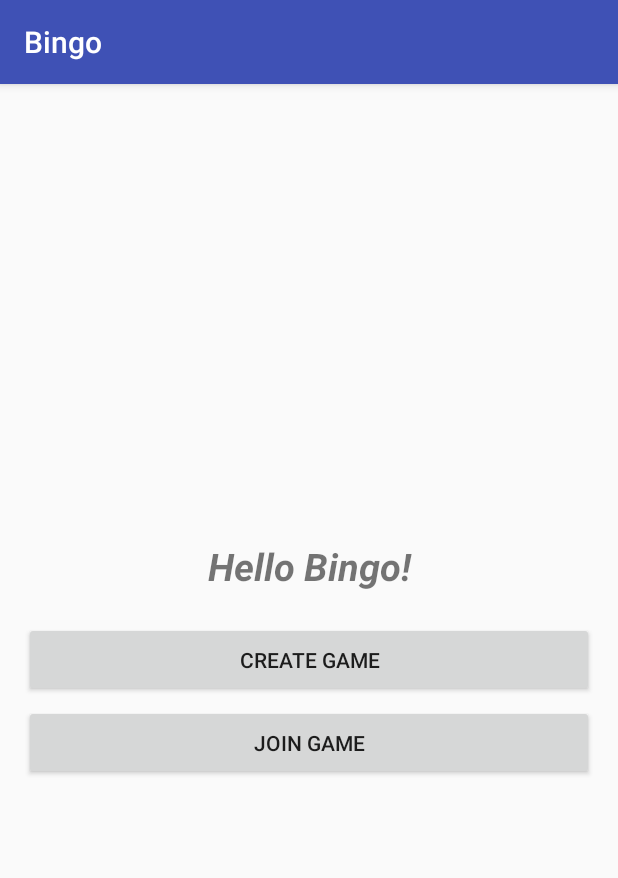
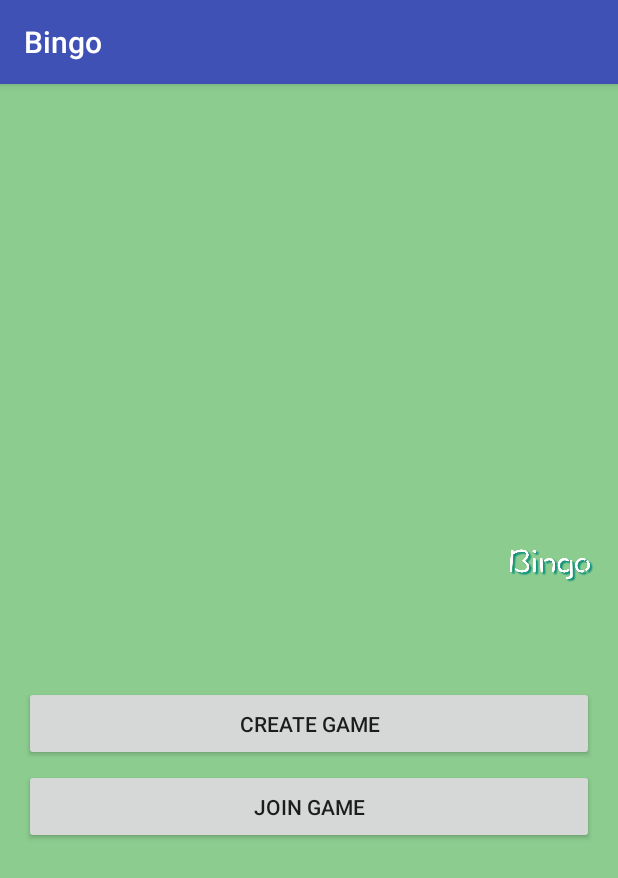
Before and after one commit to adnansakel/Quality-and-Usability-Project, an Android app: the screen it shows after launch (HomeActivity), on a phone screen of 412 x 824 dp. Shown: the top 878 px of the screen. Run offline under Robolectric (Android 15) with nearby library versions, the light colour scheme and no system bars; 1 statement that could not run was skipped.

Commit message:
icon update

```diff
--- a/MyApplication/app/src/main/res/layout/activity_home.xml
+++ b/MyApplication/app/src/main/res/layout/activity_home.xml
@@ -1,5 +1,6 @@
 <?xml version="1.0" encoding="utf-8"?>
 <RelativeLayout xmlns:android="http://schemas.android.com/apk/res/android"
+    xmlns:app="http://schemas.android.com/apk/res-auto"
     xmlns:tools="http://schemas.android.com/tools"
     android:layout_width="match_parent"
     android:layout_height="match_parent"
@@ -7,6 +8,7 @@
     android:paddingLeft="@dimen/activity_horizontal_margin"
     android:paddingRight="@dimen/activity_horizontal_margin"
     android:paddingTop="@dimen/activity_vertical_margin"
+    android:background="#8CCC8F"
     tools:context="com.example.adnansakel.bingo.HomeActivity"
     android:id="@+id/rl_home_view">
     <LinearLayout
@@ -14,15 +16,26 @@
         android:layout_height="wrap_content"
         android:orientation="vertical"
         android:layout_centerVertical="true"
+
         >
-        <TextView
-            android:id="@+id/txt_game_title"
-            android:layout_width="match_parent"
+        <ImageView
+            android:layout_width="wrap_content"
             android:layout_height="wrap_content"
-            android:gravity="center"
-            android:textSize="25sp"
-            android:textStyle="italic|bold"
-            android:text="@string/game_title" />
+            app:srcCompat="@mipmap/Bingo_logo"
+            android:layout_above="@+id/linearLayout"
+            android:layout_alignParentLeft="true"
+            android:layout_alignParentStart="true"
+            android:layout_marginLeft="324dp"
+            android:layout_marginStart="324dp"
+            android:id="@+id/imageView" />
+        <!--<TextView-->
+            <!--android:id="@+id/txt_game_title"-->
+            <!--android:layout_width="match_parent"-->
+            <!--android:layout_height="wrap_content"-->
+            <!--android:gravity="center"-->
+            <!--android:textSize="25sp"-->
+            <!--android:textStyle="italic|bold"-->
+            <!--android:text="@string/game_title" />-->
         <Button
             android:id="@+id/btn_create_game"
             android:layout_width="match_parent"
@@ -39,4 +52,6 @@
             android:text="@string/join_game"/>
     </LinearLayout>
 
+
+
 </RelativeLayout>
```
Also changed, not shown: MyApplication/app/src/main/res/mipmap-hdpi/Bingo_logo.png (added), MyApplication/app/src/main/res/mipmap-hdpi/ic_launcher.png, MyApplication/app/src/main/res/mipmap-mdpi/Bingo_logo.png (added), MyApplication/app/src/main/res/mipmap-mdpi/ic_launcher.png, MyApplication/app/src/main/res/mipmap-xhdpi/Bingo_logo.png (added), MyApplication/app/src/main/res/mipmap-xhdpi/ic_launcher.png, MyApplication/app/src/main/res/mipmap-xxhdpi/Bingo_logo.png (added), MyApplication/app/src/main/res/mipmap-xxhdpi/ic_launcher.png, MyApplication/app/src/main/res/mipmap-xxxhdpi/Bingo_logo.png (added), MyApplication/app/src/main/res/mipmap-xxxhdpi/ic_launcher.png.
